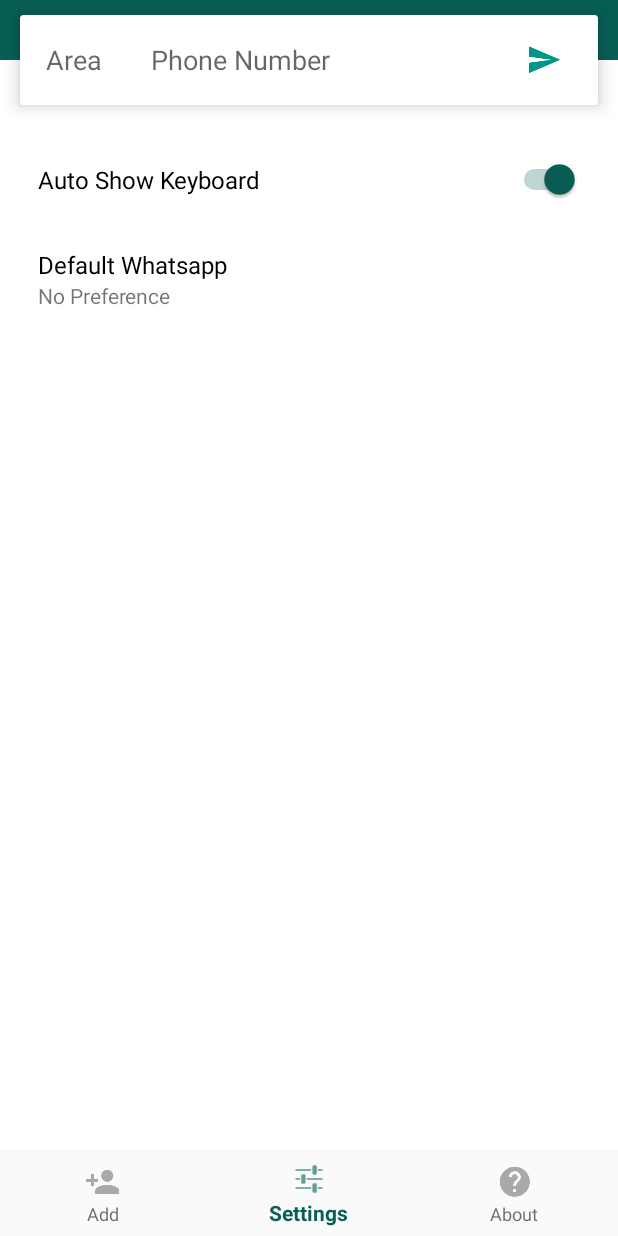
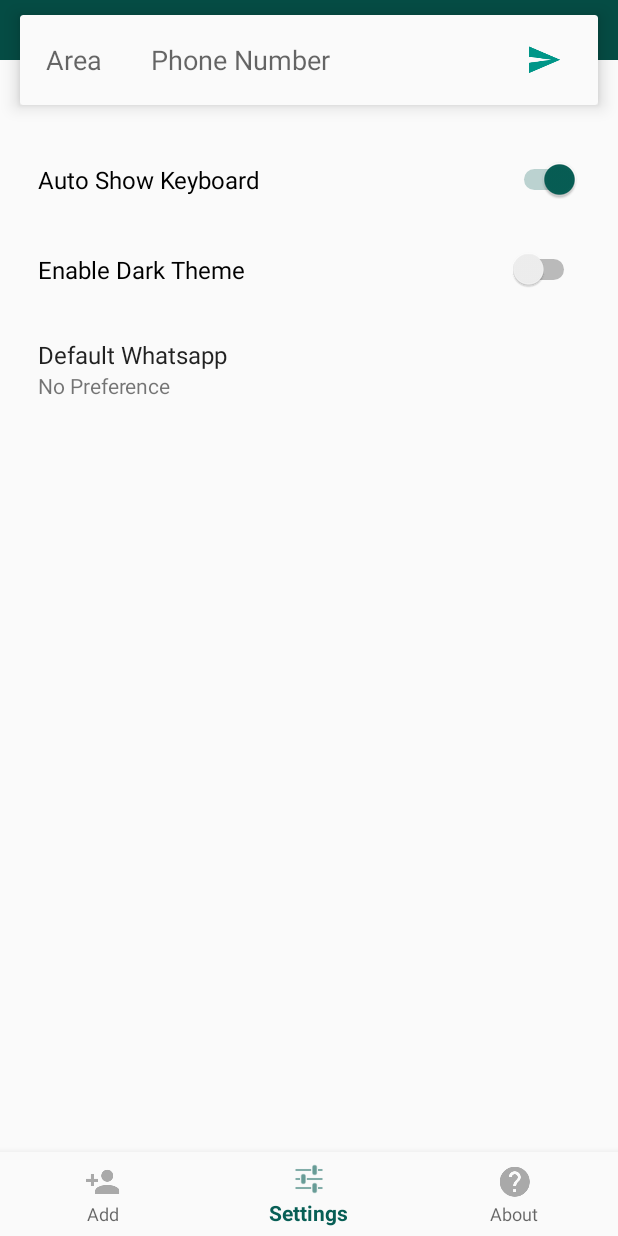
Before and after one commit to louislam/whatsadd, an Android app: the screen it shows after launch (KotlinMainActivity), item 2 of the bottom bar chosen, on a phone screen of 412 x 824 dp. Run offline under Robolectric (Android 15) with nearby library versions, the phone set to English and light mode, and no system bars; libraries missing offline, so code that uses them is left out: net.louislam.android; 11 statements that could not run were skipped.

Commit message:
add dark theme

```diff
--- a/app-base/build.gradle
+++ b/app-base/build.gradle
@@ -44,6 +44,8 @@ dependencies {
     implementation "org.jetbrains.kotlin:kotlin-stdlib-jdk7:$kotlin_version"
     implementation 'com.chootdev:timezago:1.1.8'
     implementation 'com.google.code.gson:gson:2.8.5'
+    implementation "org.jetbrains.anko:anko-commons:0.10.6"
+    implementation "org.jetbrains.anko:anko-design:0.10.6"
 }
 repositories {
     mavenCentral()
--- a/app-base/src/main/AndroidManifest.xml
+++ b/app-base/src/main/AndroidManifest.xml
@@ -11,7 +11,7 @@
         <activity
             android:name=".KotlinMainActivity"
             android:label="@string/app_name"
-            android:theme="@style/AppTheme.NoActionBar"
+            android:theme="@style/AppTheme"
             >
             <intent-filter>
                 <action android:name="android.intent.action.MAIN" />
--- a/app-base/src/main/java/net/louislam/whatsadd/KotlinMainActivity.kt
+++ b/app-base/src/main/java/net/louislam/whatsadd/KotlinMainActivity.kt
@@ -3,10 +3,12 @@ package net.louislam.whatsadd
 import android.animation.Animator
 import android.animation.AnimatorListenerAdapter
 import android.animation.ObjectAnimator
+import android.app.PendingIntent.getActivity
 import android.content.ActivityNotFoundException
 import android.content.ComponentName
 import android.content.Context
 import android.content.Intent
+import android.content.res.Resources
 import android.net.Uri
 import android.os.Bundle
 import android.support.v7.widget.LinearLayoutManager
@@ -18,10 +20,12 @@ import android.util.DisplayMetrics
 import android.util.Log
 import android.view.View
 import android.view.inputmethod.EditorInfo
+import android.widget.CompoundButton
 import android.widget.Toast
 import kotlinx.android.synthetic.main.activity_main.*
 import kotlinx.android.synthetic.main.setting_page.*
 import net.louislam.android.L
+import net.louislam.android.LStorage
 import java.io.UnsupportedEncodingException
 import java.net.URLEncoder
 import java.util.*
@@ -32,6 +36,9 @@ class KotlinMainActivity : MainActivity() {
     var currentPage = "add"
 
     override fun onCreate(savedInstanceState: Bundle?) {
+        val enableDarkTheme = LStorage.getBoolean(this, "enableDarkTheme")
+        enableDarkTheme(enableDarkTheme)
+
         super.onCreate(savedInstanceState)
 
         settingView.visibility = View.GONE
@@ -110,6 +117,23 @@ class KotlinMainActivity : MainActivity() {
         defaultWhatsappButton.setOnClickListener {
             showDefaultWhatsappDialog()
         }
+
+        darkThemeSwitch.isChecked = enableDarkTheme
+        darkThemeSwitch.setOnCheckedChangeListener { buttonView, isChecked ->
+            LStorage.store(this, "enableDarkTheme", isChecked)
+            recreate()
+        }
+    }
+
+    fun enableDarkTheme(enable : Boolean) {
+        Log.v("Theme", "Use Dark Theme: $enable")
+        val theme = super.getTheme();
+
+        if (enable) {
+            theme.applyStyle(R.style.DarkAppTheme, true);
+        } else {
+            theme.applyStyle(R.style.AppTheme, true);
+        }
     }
 
     fun setHeaderOffset(value : Float) {
@@ -174,8 +198,6 @@ class KotlinMainActivity : MainActivity() {
 
     }
 
-
-
     override fun openWhatsApp(packageName: String) {
         val areaCodeString = areaCode.text.toString().trim { it <= ' ' }
         val numberString = number.text.toString().trim { it <= ' ' }
--- a/app-base/src/main/res/drawable/edittext.xml
+++ b/app-base/src/main/res/drawable/edittext.xml
@@ -1,9 +1,4 @@
 <?xml version="1.0" encoding="utf-8"?>
-<shape xmlns:android="http://schemas.android.com/apk/res/android"
-    android:shape="rectangle">
+<shape xmlns:android="http://schemas.android.com/apk/res/android" android:shape="rectangle">
     <solid android:color="#FFFFFF" />
-<!--    <stroke android:width="1dp"
-        android:color="#EEEEEE" />-->
-<!--    <corners
-        android:radius="1dp"/>-->
 </shape>
--- a/app-base/src/main/res/layout/activity_main.xml
+++ b/app-base/src/main/res/layout/activity_main.xml
@@ -31,6 +31,7 @@
             android:layout_marginTop="40dp"
             android:layout_marginEnd="0dp"
             android:layout_marginBottom="55dp"
+            android:background="?android:attr/colorBackground"
             >
         </android.support.v7.widget.RecyclerView>
 
@@ -43,7 +44,7 @@
             android:id="@+id/toolbar"
             android:layout_width="match_parent"
             android:layout_height="180dp"
-            android:background="?attr/colorPrimary"
+            android:background="?attr/colorPrimaryDark"
             app:popupTheme="@style/AppTheme.PopupOverlay" />
 
         <!-- Input Box -->
@@ -51,13 +52,13 @@
             android:id="@+id/cardView"
             android:layout_width="match_parent"
             android:layout_height="60dp"
-            android:layout_alignParentEnd="true"
             android:layout_alignParentStart="true"
             android:layout_alignParentTop="true"
-            android:layout_marginEnd="13dp"
+            android:layout_alignParentEnd="true"
             android:layout_marginStart="13dp"
             android:layout_marginTop="150dp"
-            app:cardBackgroundColor="#FFFFFF"
+            android:layout_marginEnd="13dp"
+            app:cardBackgroundColor="?android:attr/colorBackground"
             app:cardCornerRadius="2dp"
             app:cardElevation="7dp">
 
@@ -71,13 +72,13 @@
                     android:id="@+id/areaCode"
                     android:layout_width="60dp"
                     android:layout_height="50dp"
-                    android:imeOptions="actionNext"
                     android:layout_alignParentStart="true"
                     android:layout_centerVertical="true"
                     android:layout_marginStart="7dp"
-                    android:background="@drawable/edittext"
+                    android:background="?android:attr/colorBackground"
                     android:ems="10"
                     android:hint="@string/area"
+                    android:imeOptions="actionNext"
                     android:inputType="number"
                     android:maxLength="3"
                     android:padding="10dp" />
@@ -85,18 +86,18 @@
                 <EditText
                     android:id="@+id/number"
                     android:layout_width="wrap_content"
-                    android:imeOptions="actionDone"
                     android:layout_height="50dp"
                     android:layout_alignBottom="@+id/areaCode"
+                    android:layout_marginStart="10dp"
+                    android:layout_marginLeft="10dp"
                     android:layout_marginEnd="10dp"
-                    android:layout_marginLeft="10dp"
                     android:layout_marginRight="10dp"
-                    android:layout_marginStart="10dp"
+                    android:layout_toStartOf="@+id/button"
                     android:layout_toEndOf="@+id/areaCode"
-                    android:layout_toStartOf="@+id/button"
-                    android:background="@drawable/edittext"
+                    android:background="?android:attr/colorBackground"
                     android:ems="10"
                     android:hint="@string/phone_number"
+                    android:imeOptions="actionDone"
                     android:inputType="number"
                     android:padding="10dp" />
 
@@ -104,8 +105,8 @@
                     android:id="@+id/button"
                     android:layout_width="50dp"
                     android:layout_height="50dp"
+                    android:layout_alignTop="@+id/number"
                     android:layout_alignParentEnd="true"
-                    android:layout_alignTop="@+id/number"
                     android:layout_marginEnd="11dp"
                     android:background="@drawable/ripple"
                     android:contentDescription="@string/send"
@@ -120,12 +121,12 @@
             android:id="@+id/titleView"
             android:layout_width="wrap_content"
             android:layout_height="wrap_content"
+            android:layout_alignStart="@+id/cardView"
             android:layout_alignParentTop="true"
-            android:layout_alignStart="@+id/cardView"
             android:layout_marginStart="9dp"
             android:layout_marginTop="56dp"
             android:text="@string/app_name"
-            android:textAppearance="@style/TextAppearance.AppCompat.Large.Inverse"
+            android:textColor="@android:color/white"
             android:textSize="40sp" />
 
     </RelativeLayout>
--- a/app-base/src/main/res/layout/setting_page.xml
+++ b/app-base/src/main/res/layout/setting_page.xml
@@ -7,7 +7,7 @@
     android:layout_marginTop="40dp"
     android:layout_marginEnd="0dp"
     android:layout_marginBottom="55dp"
-    android:background="@android:color/white"
+    android:background="?android:attr/colorBackground"
     android:clickable="true"
     android:focusable="true"
     android:orientation="vertical"
@@ -37,6 +37,28 @@
     </LinearLayout>
 
     <LinearLayout
+        android:layout_width="match_parent"
+        android:layout_height="60dp"
+        android:gravity="center"
+        android:orientation="horizontal"
+        android:background="@drawable/ripple_rect"
+        android:clickable="true"
+        android:focusable="true"
+        >
+
+        <Switch
+            android:id="@+id/darkThemeSwitch"
+            android:layout_width="wrap_content"
+            android:layout_height="wrap_content"
+            android:layout_marginStart="25dp"
+            android:layout_marginEnd="25dp"
+            android:textSize="16dp"
+            android:layout_weight="1"
+            android:text="Enable Dark Theme" />
+
+    </LinearLayout>
+
+    <LinearLayout
         android:id="@+id/defaultWhatsappButton"
         android:layout_width="match_parent"
         android:layout_height="wrap_content"
@@ -57,7 +79,7 @@
             android:layout_marginEnd="25dp"
             android:layout_weight="1"
             android:text="@string/default_whatsapp"
-            android:textColor="@android:color/black"
+            android:textAppearance="@style/TextAppearance.AppCompat.Large"
             android:textSize="16dp" />
 
         <TextView
--- a/app-base/src/main/res/values/styles.xml
+++ b/app-base/src/main/res/values/styles.xml
@@ -1,11 +1,20 @@
 <resources>
 
-    <!-- Base application theme. -->
-    <style name="AppTheme" parent="Theme.AppCompat.Light.DarkActionBar">
-        <!-- Customize your theme here. -->
+    <style name="AppTheme" parent="Theme.AppCompat.Light.NoActionBar">
         <item name="colorPrimary">@color/colorPrimary</item>
         <item name="colorPrimaryDark">@color/colorPrimaryDark</item>
         <item name="colorAccent">@color/colorAccent</item>
+        <item name="windowActionBar">false</item>
+        <item name="windowNoTitle">true</item>
+
+    </style>
+
+    <style name="DarkAppTheme" parent="Theme.AppCompat.NoActionBar">
+        <item name="colorPrimary">@color/colorAccent</item>
+        <item name="colorPrimaryDark">#222222</item>
+        <item name="colorAccent">@color/colorAccent</item>
+        <item name="windowActionBar">false</item>
+        <item name="windowNoTitle">true</item>
     </style>
 
     <style name="AppTheme.NoActionBar">
```
